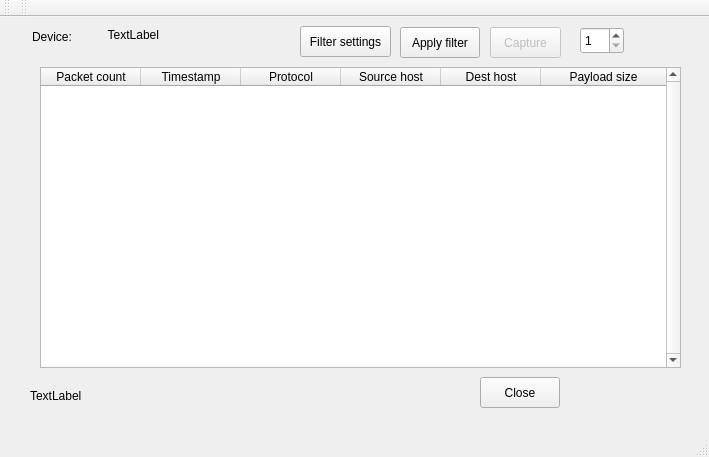
The window that mainwindow.ui (AONunan/FinalYearProject) describes before a commit, drawn with Qt 5.
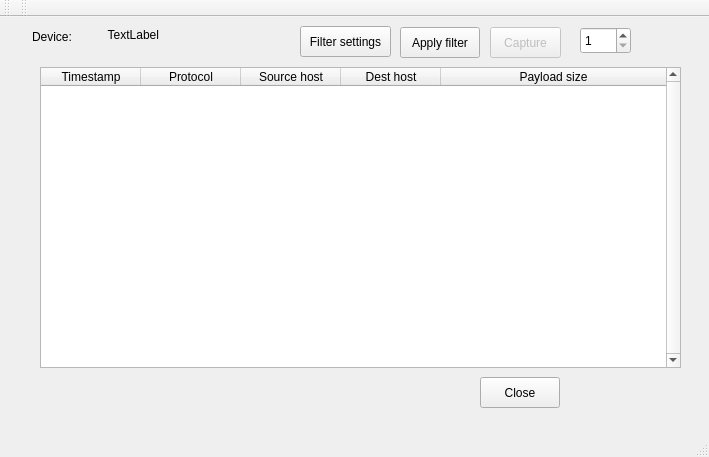
The same window after the commit.

Commit message: Removed Packet count

The edit to the form file:
```diff
--- a/mainwindow.ui
+++ b/mainwindow.ui
@@ -131,7 +131,7 @@
      <number>0</number>
     </property>
     <property name="columnCount">
-     <number>6</number>
+     <number>5</number>
     </property>
     <attribute name="horizontalHeaderStretchLastSection">
      <bool>true</bool>
@@ -139,11 +139,6 @@
     <attribute name="verticalHeaderStretchLastSection">
      <bool>false</bool>
     </attribute>
-    <column>
-     <property name="text">
-      <string>Packet count</string>
-     </property>
-    </column>
     <column>
      <property name="text">
       <string>Timestamp</string>
@@ -183,25 +178,12 @@
      <string>Close</string>
     </property>
    </widget>
-   <widget class="QLabel" name="label_app_status">
-    <property name="geometry">
-     <rect>
-      <x>30</x>
-      <y>370</y>
-      <width>201</width>
-      <height>17</height>
-     </rect>
-    </property>
-    <property name="text">
-     <string>TextLabel</string>
-    </property>
-   </widget>
    <widget class="QSpinBox" name="spinBox_no_of_packets">
     <property name="geometry">
      <rect>
       <x>580</x>
       <y>10</y>
-      <width>44</width>
+      <width>51</width>
       <height>27</height>
      </rect>
     </property>
@@ -211,6 +193,9 @@
     <property name="minimum">
      <number>1</number>
     </property>
+    <property name="maximum">
+     <number>1000</number>
+    </property>
    </widget>
   </widget>
   <widget class="QMenuBar" name="menuBar">
```
The commit also changes 4 other files.
